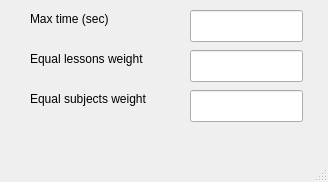
Before: the Qt Designer form pySprida/gui/lpsolveredit.ui in pbnl/pySprida, drawn with Qt 5.
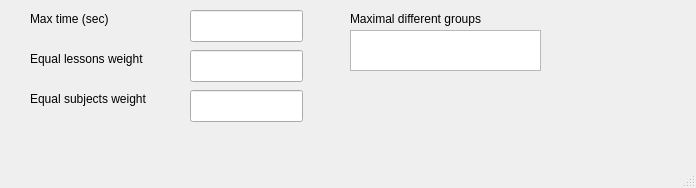
After: the same form once the commit is applied.

Commit message: Added gui option to change max groups per group type restriction

```diff
--- a/pySprida/gui/lpsolveredit.ui
+++ b/pySprida/gui/lpsolveredit.ui
@@ -6,8 +6,8 @@
    <rect>
     <x>0</x>
     <y>0</y>
-    <width>328</width>
-    <height>182</height>
+    <width>696</width>
+    <height>188</height>
    </rect>
   </property>
   <property name="windowTitle">
@@ -83,6 +83,29 @@
      </rect>
     </property>
    </widget>
+   <widget class="QLabel" name="label_4">
+    <property name="geometry">
+     <rect>
+      <x>350</x>
+      <y>10</y>
+      <width>151</width>
+      <height>18</height>
+     </rect>
+    </property>
+    <property name="text">
+     <string>Maximal different groups</string>
+    </property>
+   </widget>
+   <widget class="QTableWidget" name="max_different_groups_per_groupType">
+    <property name="geometry">
+     <rect>
+      <x>350</x>
+      <y>30</y>
+      <width>191</width>
+      <height>41</height>
+     </rect>
+    </property>
+   </widget>
   </widget>
   <widget class="QMenuBar" name="menubar">
    <property name="geometry">
```
Left out of the diff: 2 changed lines with no effect on the pictures. The commit also changes 7 other files.
